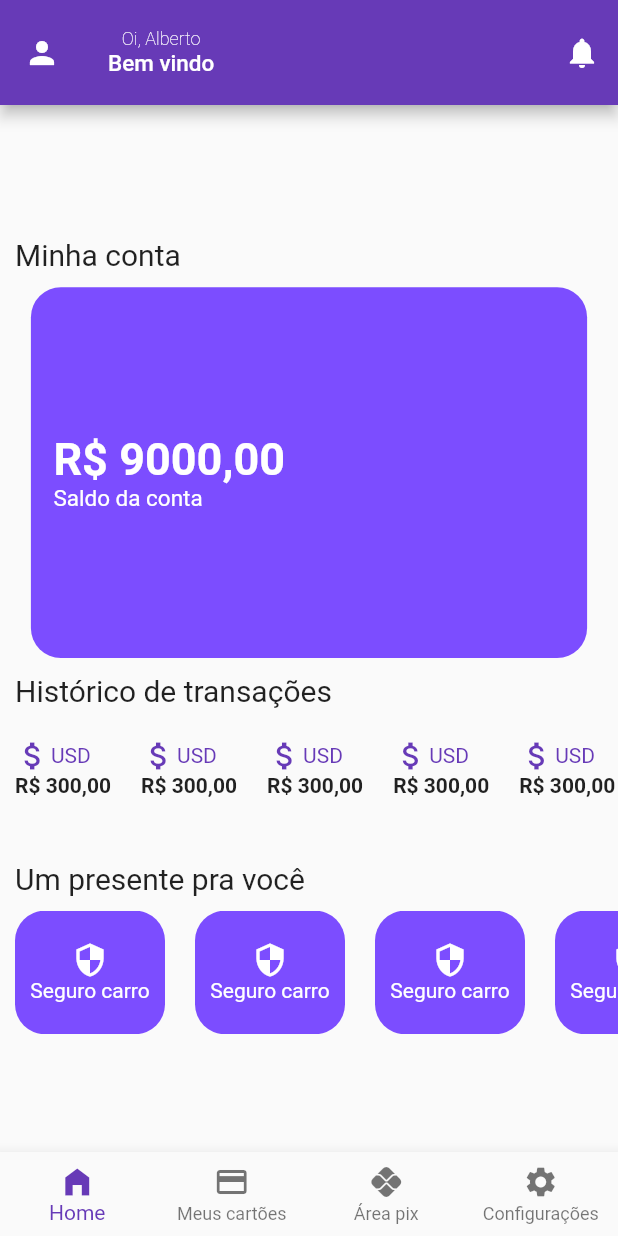
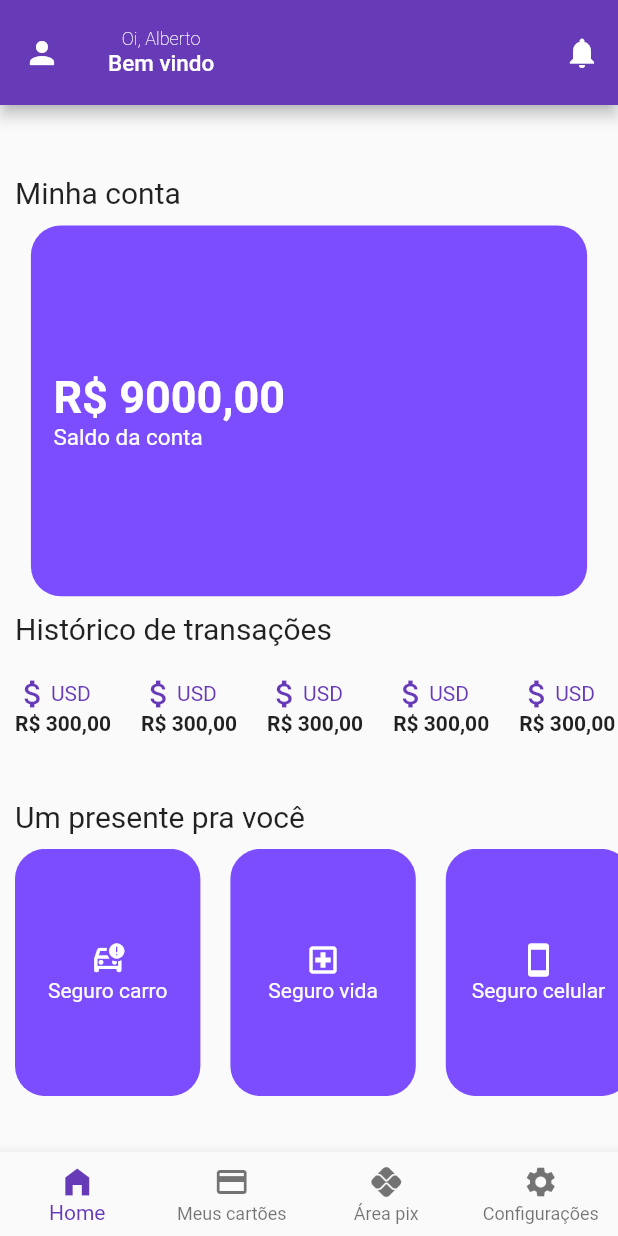
Before and after one commit to mechztcc/digibank, a Flutter app: the HomePage screen opened by its route, on a phone screen of 412 x 824 dp. Run offline on Flutter 3.47's test engine with Material 2 defaults, Android fonts, the phone set to English and light mode, and no system bars; our stand-ins replace flutter_modular.

Commit message:
fix: improviments on home layout

```diff
--- a/lib/app/modules/home/components/item_card_widget.dart
+++ b/lib/app/modules/home/components/item_card_widget.dart
@@ -2,11 +2,18 @@ import 'package:flutter/material.dart';
 
 class ItemCardWidget extends StatelessWidget {
   final String title;
-  const ItemCardWidget({Key? key, this.title = "ItemCardWidget"})
-      : super(key: key);
+  final Icon icon;
+
+  const ItemCardWidget({
+    Key? key,
+    required this.title,
+    required this.icon,
+  }) : super(key: key);
 
   @override
   Widget build(BuildContext context) {
+    final Size size = MediaQuery.of(context).size;
+
     return Padding(
       padding: const EdgeInsets.symmetric(horizontal: 10),
       child: Container(
@@ -14,17 +21,13 @@ class ItemCardWidget extends StatelessWidget {
           borderRadius: BorderRadius.circular(20),
           color: Colors.deepPurpleAccent,
         ),
-        height: 100,
-        width: 100,
+        width: size.width * 0.3,
         child: Column(
           mainAxisAlignment: MainAxisAlignment.center,
-          children: const [
-            Icon(
-              Icons.security_sharp,
-              color: Colors.white,
-            ),
+          children: [
+            icon,
             Text(
-              'Seguro carro',
+              title,
               style: TextStyle(color: Colors.white),
             )
           ],
--- a/lib/app/modules/home/pages/home_page.dart
+++ b/lib/app/modules/home/pages/home_page.dart
@@ -85,7 +85,10 @@ class HomePageState extends State<HomePage> {
               ],
             ),
           ),
-          const CreditCardWidget(),
+          SizedBox(
+            height: size.height * 0.3,
+            child: const CreditCardWidget(),
+          ),
           Padding(
             padding: const EdgeInsets.all(10.0),
             child: Row(
@@ -130,14 +133,38 @@ class HomePageState extends State<HomePage> {
             ),
           ),
           SizedBox(
-            height: size.height * 0.1,
+            height: size.height * 0.2,
             child: ListView(
               scrollDirection: Axis.horizontal,
               children: const [
-                ItemCardWidget(),
-                ItemCardWidget(),
-                ItemCardWidget(),
-                ItemCardWidget(),
+                ItemCardWidget(
+                  title: 'Seguro carro',
+                  icon: Icon(
+                    Icons.car_crash_outlined,
+                    color: Colors.white,
+                  ),
+                ),
+                ItemCardWidget(
+                  title: 'Seguro vida',
+                  icon: Icon(
+                    Icons.local_hospital_outlined,
+                    color: Colors.white,
+                  ),
+                ),
+                ItemCardWidget(
+                  title: 'Seguro celular',
+                  icon: Icon(
+                    Icons.smartphone_outlined,
+                    color: Colors.white,
+                  ),
+                ),
+                ItemCardWidget(
+                  title: 'Seguro casa',
+                  icon: Icon(
+                    Icons.house,
+                    color: Colors.white,
+                  ),
+                ),
               ],
             ),
           )
```
